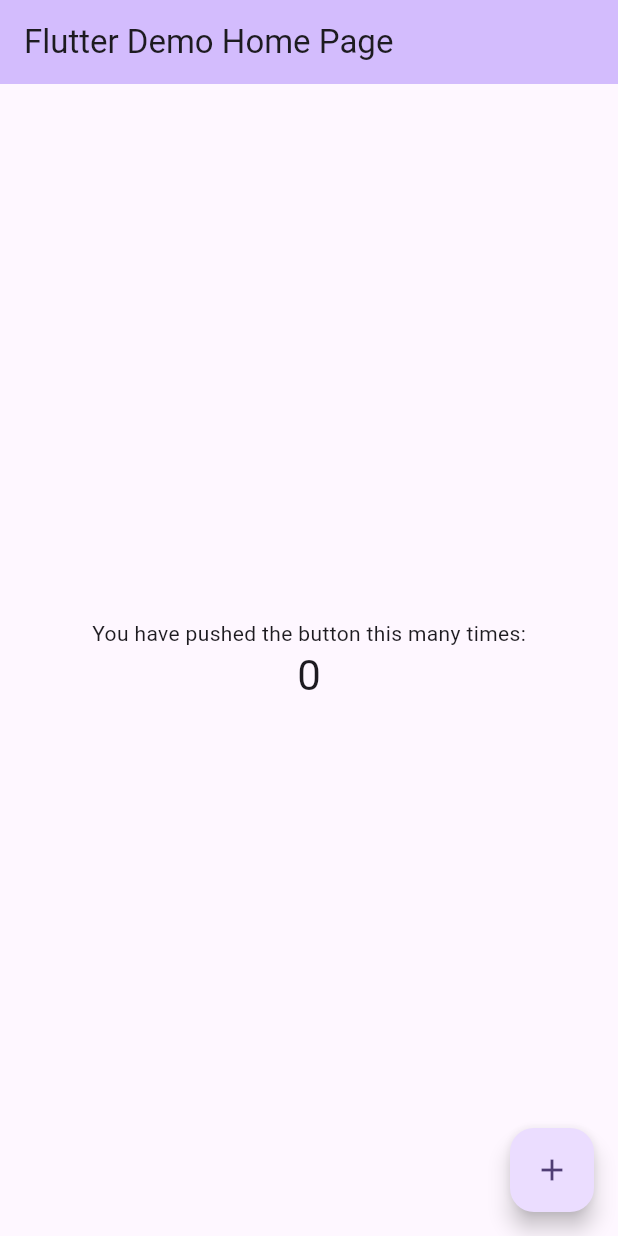
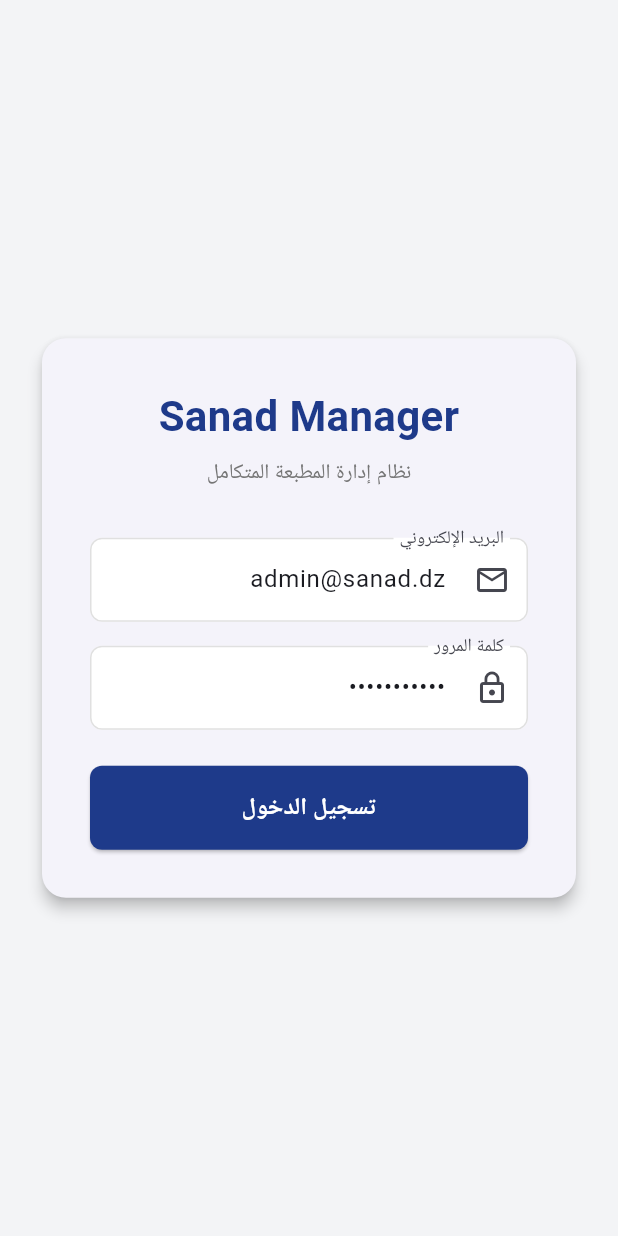
Before and after one commit to could-ai/019aa2fa-4f2c-7c20-be38-fb2a984829f3, a Flutter app: the screen it shows after launch, on a phone screen of 412 x 824 dp. Run offline on Flutter 3.47's test engine with Material 3 defaults, Android fonts, the phone set to English and light mode, and no system bars.

Commit message:
تحديث نقطة الدخول الرئيسية للتطبيق لإعداد الثيم (Sanad Theme)، تعدد اللغات (العربية، الإنجليزية، الفرنسية)، وإدارة حالة تسجيل الدخول.; إنشاء ملف الثيم لتعريف ألوان الهوية البصرية (الأزرق والبرتقالي) ودعم الوضعين الفاتح والداكن.; إنشاء شاشة تسجيل الدخول مع التحقق من صحة البيانات ومحاكاة الاتصال بالخادم.; إنشاء التخطيط الرئيسي (Layout) الذي يحتوي على الشريط الجانبي (Sidebar) وشريط العنوان (Navbar) ويدعم التصميم المتجاوب (Responsive).; إنشاء لوحة التحكم (Dashboard) لعرض الإحصائيات التجريبية (الطلبات، الموظفين، الإيرادات).; إنشاء خدمة مصادقة وهمية (Mock Service) لمحاكاة الـ Backend مؤقتاً.

```diff
--- a/usr/lib/main.dart
+++ b/usr/lib/main.dart
@@ -1,120 +1,83 @@
 import 'package:flutter/material.dart';
+import 'package:flutter_localizations/flutter_localizations.dart';
+import 'screens/login_screen.dart';
+import 'screens/main_layout.dart';
+import 'services/mock_auth_service.dart';
+import 'theme/app_theme.dart';
 
 void main() {
-  runApp(const MyApp());
+  runApp(const SanadManagerApp());
 }
 
-class MyApp extends StatelessWidget {
-  const MyApp({super.key});
+class SanadManagerApp extends StatefulWidget {
+  const SanadManagerApp({super.key});
 
-  // This widget is the root of your application.
   @override
-  Widget build(BuildContext context) {
-    return MaterialApp(
-      title: 'Flutter Demo',
-      debugShowCheckedModeBanner: false,
-      theme: ThemeData(
-        // This is the theme of your application.
-        //
-        // TRY THIS: Try running your application with "flutter run". You'll see
-        // the application has a purple toolbar. Then, without quitting the app,
-        // try changing the seedColor in the colorScheme below to Colors.green
-        // and then invoke "hot reload" (save your changes or press the "hot
-        // reload" button in a Flutter-supported IDE, or press "r" if you used
-        // the command line to start the app).
-        //
-        // Notice that the counter didn't reset back to zero; the application
-        // state is not lost during the reload. To reset the state, use hot
-        // restart instead.
-        //
-        // This works for code too, not just values: Most code changes can be
-        // tested with just a hot reload.
-        colorScheme: ColorScheme.fromSeed(seedColor: Colors.deepPurple),
-      ),
-      home: const MyHomePage(title: 'Flutter Demo Home Page'),
-    );
-  }
+  State<SanadManagerApp> createState() => _SanadManagerAppState();
 }
 
-class MyHomePage extends StatefulWidget {
-  const MyHomePage({super.key, required this.title});
+class _SanadManagerAppState extends State<SanadManagerApp> {
+  // إدارة الحالة العامة للتطبيق (اللغة، الثيم، المصادقة)
+  Locale _locale = const Locale('ar');
+  ThemeMode _themeMode = ThemeMode.system;
+  bool _isAuthenticated = false;
 
-  // This widget is the home page of your application. It is stateful, meaning
-  // that it has a State object (defined below) that contains fields that affect
-  // how it looks.
+  void setLocale(Locale locale) {
+    setState(() {
+      _locale = locale;
+    });
+  }
 
-  // This class is the configuration for the state. It holds the values (in this
-  // case the title) provided by the parent (in this case the App widget) and
-  // used by the build method of the State. Fields in a Widget subclass are
-  // always marked "final".
+  void toggleTheme() {
+    setState(() {
+      _themeMode = _themeMode == ThemeMode.light ? ThemeMode.dark : ThemeMode.light;
+    });
+  }
 
-  final String title;
+  void login() {
+    setState(() {
+      _isAuthenticated = true;
+    });
+  }
 
-  @override
-  State<MyHomePage> createState() => _MyHomePageState();
-}
-
-class _MyHomePageState extends State<MyHomePage> {
-  int _counter = 0;
-
-  void _incrementCounter() {
+  void logout() {
     setState(() {
-      // This call to setState tells the Flutter framework that something has
-      // changed in this State, which causes it to rerun the build method below
-      // so that the display can reflect the updated values. If we changed
-      // _counter without calling setState(), then the build method would not be
-      // called again, and so nothing would appear to happen.
-      _counter++;
+      _isAuthenticated = false;
     });
   }
 
   @override
   Widget build(BuildContext context) {
-    // This method is rerun every time setState is called, for instance as done
-    // by the _incrementCounter method above.
-    //
-    // The Flutter framework has been optimized to make rerunning build methods
-    // fast, so that you can just rebuild anything that needs updating rather
-    // than having to individually change instances of widgets.
-    return Scaffold(
-      appBar: AppBar(
-        // TRY THIS: Try changing the color here to a specific color (to
-        // Colors.amber, perhaps?) and trigger a hot reload to see the AppBar
-        // change color while the other colors stay the same.
-        backgroundColor: Theme.of(context).colorScheme.inversePrimary,
-        // Here we take the value from the MyHomePage object that was created by
-        // the App.build method, and use it to set our appbar title.
-        title: Text(widget.title),
-      ),
-      body: Center(
-        // Center is a layout widget. It takes a single child and positions it
-        // in the middle of the parent.
-        child: Column(
-          // Column is also a layout widget. It takes a list of children and
-          // arranges them vertically. By default, it sizes itself to fit its
-          // children horizontally, and tries to be as tall as its parent.
-          //
-          // Column has various properties to control how it sizes itself and
-          // how it positions its children. Here we use mainAxisAlignment to
-          // center the children vertically; the main axis here is the vertical
-          // axis because Columns are vertical (the cross axis would be
-          // horizontal).
-          //
-          // TRY THIS: Invoke "debug painting" (choose the "Toggle Debug Paint"
-          // action in the IDE, or press "p" in the console), to see the
-          // wireframe for each widget.
-          mainAxisAlignment: MainAxisAlignment.center,
-          children: <Widget>[
-            const Text('You have pushed the button this many times:'),
-            Text('$_counter', style: Theme.of(context).textTheme.headlineMedium),
-          ],
-        ),
-      ),
-      floatingActionButton: FloatingActionButton(
-        onPressed: _incrementCounter,
-        tooltip: 'Increment',
-        child: const Icon(Icons.add),
-      ), // This trailing comma makes auto-formatting nicer for build methods.
+    return MaterialApp(
+      title: 'Sanad Manager',
+      debugShowCheckedModeBanner: false,
+      // إعدادات الثيم (أزرق + برتقالي)
+      theme: AppTheme.lightTheme,
+      darkTheme: AppTheme.darkTheme,
+      themeMode: _themeMode,
+
+      // إعدادات اللغة
+      locale: _locale,
+      supportedLocales: const [
+        Locale('ar', ''), // Arabic
+        Locale('en', ''), // English
+        Locale('fr', ''), // French
+      ],
+      localizationsDelegates: const [
+        GlobalMaterialLocalizations.delegate,
+        GlobalWidgetsLocalizations.delegate,
+        GlobalCupertinoLocalizations.delegate,
+      ],
+
+      // التوجيه
+      home: _isAuthenticated
+          ? MainLayout(
+              onLogout: logout,
+              onThemeChanged: toggleTheme,
+              onLanguageChanged: setLocale,
+              currentLocale: _locale,
+            )
+          : LoginScreen(onLogin: login),
     );
   }
 }
--- /dev/null
+++ b/usr/lib/screens/login_screen.dart
@@ -0,0 +1,156 @@
+import 'package:flutter/material.dart';
+import '../services/mock_auth_service.dart';
+
+class LoginScreen extends StatefulWidget {
+  final VoidCallback onLogin;
+
+  const LoginScreen({super.key, required this.onLogin});
+
+  @override
+  State<LoginScreen> createState() => _LoginScreenState();
+}
+
+class _LoginScreenState extends State<LoginScreen> {
+  final _emailController = TextEditingController(text: 'admin@sanad.dz');
+  final _passwordController = TextEditingController(text: 'password123');
+  final _formKey = GlobalKey<FormState>();
+  bool _isLoading = false;
+  String? _errorMessage;
+
+  Future<void> _handleLogin() async {
+    if (!_formKey.currentState!.validate()) return;
+
+    setState(() {
+      _isLoading = true;
+      _errorMessage = null;
+    });
+
+    // محاكاة الاتصال بالـ API
+    final success = await MockAuthService.login(
+      _emailController.text,
+      _passwordController.text,
+    );
+
+    if (mounted) {
+      setState(() {
+        _isLoading = false;
+      });
+
+      if (success) {
+        widget.onLogin();
+      } else {
+        setState(() {
+          _errorMessage = 'البريد الإلكتروني أو كلمة المرور غير صحيحة';
+        });
+      }
+    }
+  }
+
+  @override
+  Widget build(BuildContext context) {
+    final isDark = Theme.of(context).brightness == Brightness.dark;
+
+    return Scaffold(
+      body: Center(
+        child: SingleChildScrollView(
+          padding: const EdgeInsets.all(24.0),
+          child: ConstrainedBox(
+            constraints: const BoxConstraints(maxWidth: 400),
+            child: Card(
+              elevation: 4,
+              shape: RoundedRectangleBorder(borderRadius: BorderRadius.circular(16)),
+              child: Padding(
+                padding: const EdgeInsets.all(32.0),
+                child: Form(
+                  key: _formKey,
+                  child: Column(
+                    mainAxisSize: MainAxisSize.min,
+                    crossAxisAlignment: CrossAxisAlignment.stretch,
+                    children: [
+                      // الشعار (نص مؤقت)
+                      Text(
+                        'Sanad Manager',
+                        textAlign: TextAlign.center,
+                        style: TextStyle(
+                          fontSize: 28,
+                          fontWeight: FontWeight.bold,
+                          color: Theme.of(context).colorScheme.primary,
+                        ),
+                      ),
+                      const SizedBox(height: 8),
+                      Text(
+                        'نظام إدارة المطبعة المتكامل',
+                        textAlign: TextAlign.center,
+                        style: TextStyle(
+                          color: Colors.grey[600],
+                          fontSize: 14,
+                        ),
+                      ),
+                      const SizedBox(height: 32),
+
+                      // حقول الإدخال
+                      TextFormField(
+                        controller: _emailController,
+                        decoration: const InputDecoration(
+                          labelText: 'البريد الإلكتروني',
+                          prefixIcon: Icon(Icons.email_outlined),
+                        ),
+                        validator: (value) {
+                          if (value == null || value.isEmpty) {
+                            return 'يرجى إدخال البريد الإلكتروني';
+                          }
+                          return null;
+                        },
+                      ),
+                      const SizedBox(height: 16),
+                      TextFormField(
+                        controller: _passwordController,
+                        obscureText: true,
+                        decoration: const InputDecoration(
+                          labelText: 'كلمة المرور',
+                          prefixIcon: Icon(Icons.lock_outline),
+                        ),
+                        validator: (value) {
+                          if (value == null || value.isEmpty) {
+                            return 'يرجى إدخال كلمة المرور';
+                          }
+                          return null;
+                        },
+                      ),
+
+                      if (_errorMessage != null) ...[
+                        const SizedBox(height: 16),
+                        Text(
+                          _errorMessage!,
+                          style: const TextStyle(color: Colors.red, fontSize: 13),
+                          textAlign: TextAlign.center,
+                        ),
+                      ],
+
+                      const SizedBox(height: 24),
+
+                      // زر الدخول
+                      ElevatedButton(
+                        onPressed: _isLoading ? null : _handleLogin,
+                        style: ElevatedButton.styleFrom(
+                          padding: const EdgeInsets.symmetric(vertical: 16),
+                        ),
+                        child: _isLoading
+                            ? const SizedBox(
+                                height: 20,
+                                width: 20,
+                                child: CircularProgressIndicator(strokeWidth: 2, color: Colors.white),
+                              )
+                            : const Text('تسجيل الدخول', style: TextStyle(fontSize: 16, fontWeight: FontWeight.bold)),
+                      ),
+                    ],
+                  ),
+                ),
+              ),
+            ),
+          ),
+        ),
+      ),
+    );
+  }
+}
--- /dev/null
+++ b/usr/lib/services/mock_auth_service.dart
@@ -0,0 +1,24 @@
+class MockAuthService {
+  // محاكاة عملية تسجيل الدخول
+  static Future<bool> login(String email, String password) async {
+    // تأخير بسيط لمحاكاة الشبكة
+    await Future.delayed(const Duration(seconds: 1));
+
+    // التحقق من البيانات (Hardcoded كما هو مطلوب في السكربت)
+    if (email == 'admin@sanad.dz' && password == 'password123') {
+      return true;
+    }
+    return false;
+  }
+
+  // محاكاة جلب بيانات المستخدم
+  static Future<Map<String, dynamic>> getUserProfile() async {
+    await Future.delayed(const Duration(milliseconds: 500));
+    return {
+      'id': 1,
+      'email': 'admin@sanad.dz',
+      'role': 'admin',
+      'name': 'المدير العام'
+    };
+  }
+}
--- /dev/null
+++ b/usr/lib/theme/app_theme.dart
@@ -0,0 +1,86 @@
+import 'package:flutter/material.dart';
+
+class AppTheme {
+  // ألوان هوية SANAD (الأزرق + البرتقالي)
+  static const Color sanadBlue = Color(0xFF1E3A8A); // أزرق داكن
+  static const Color sanadOrange = Color(0xFFF97316); // برتقالي حيوي
+  static const Color sanadLightBlue = Color(0xFF3B82F6);
+
+  static ThemeData get lightTheme {
+    return ThemeData(
+      useMaterial3: true,
+      colorScheme: ColorScheme.fromSeed(
+        seedColor: sanadBlue,
+        primary: sanadBlue,
+        secondary: sanadOrange,
+        brightness: Brightness.light,
+      ),
+      scaffoldBackgroundColor: const Color(0xFFF3F4F6), // رمادي فاتح للخلفية
+      appBarTheme: const AppBarTheme(
+        backgroundColor: Colors.white,
+        foregroundColor: sanadBlue,
+        elevation: 1,
+      ),
+      elevatedButtonTheme: ElevatedButtonThemeData(
+        style: ElevatedButton.styleFrom(
+          backgroundColor: sanadBlue,
+          foregroundColor: Colors.white,
+          shape: RoundedRectangleBorder(borderRadius: BorderRadius.circular(8)),
+        ),
+      ),
+      inputDecorationTheme: InputDecorationTheme(
+        filled: true,
+        fillColor: Colors.white,
+        border: OutlineInputBorder(
+          borderRadius: BorderRadius.circular(8),
+          borderSide: const BorderSide(color: Colors.grey),
+        ),
+        enabledBorder: OutlineInputBorder(
+          borderRadius: BorderRadius.circular(8),
+          borderSide: BorderSide(color: Colors.grey.shade300),
+        ),
+        focusedBorder: OutlineInputBorder(
+          borderRadius: BorderRadius.circular(8),
+          borderSide: const BorderSide(color: sanadBlue, width: 2),
+        ),
+      ),
+    );
+  }
+
+  static ThemeData get darkTheme {
+    return ThemeData(
+      useMaterial3: true,
+      colorScheme: ColorScheme.fromSeed(
+        seedColor: sanadBlue,
+        primary: sanadBlue,
+        secondary: sanadOrange,
+        brightness: Brightness.dark,
+      ),
+      scaffoldBackgroundColor: const Color(0xFF111827), // خلفية داكنة
+      appBarTheme: const AppBarTheme(
+        backgroundColor: Color(0xFF1F2937),
+        foregroundColor: Colors.white,
+        elevation: 0,
+      ),
+      elevatedButtonTheme: ElevatedButtonThemeData(
+        style: ElevatedButton.styleFrom(
+          backgroundColor: sanadBlue,
+          foregroundColor: Colors.white,
+          shape: RoundedRectangleBorder(borderRadius: BorderRadius.circular(8)),
+        ),
+      ),
+      inputDecorationTheme: InputDecorationTheme(
+        filled: true,
+        fillColor: const Color(0xFF374151),
+        border: OutlineInputBorder(
+          borderRadius: BorderRadius.circular(8),
+          borderSide: BorderSide.none,
+        ),
+        focusedBorder: OutlineInputBorder(
+          borderRadius: BorderRadius.circular(8),
+          borderSide: const BorderSide(color: sanadOrange, width: 2),
+        ),
+      ),
+    );
+  }
+}
```
Also changed, not shown: usr/lib/screens/dashboard_screen.dart (added, +75 -0 lines), usr/lib/screens/main_layout.dart (added, +154 -0 lines).
